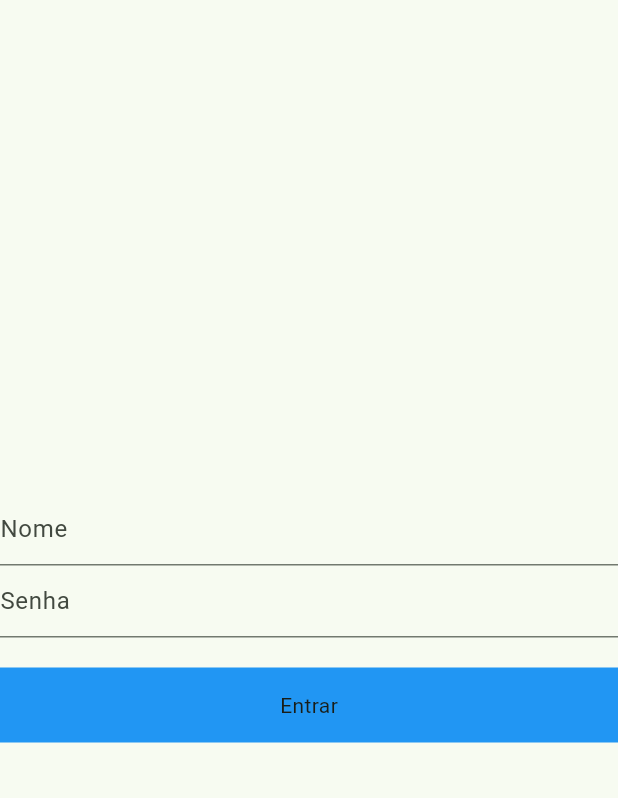
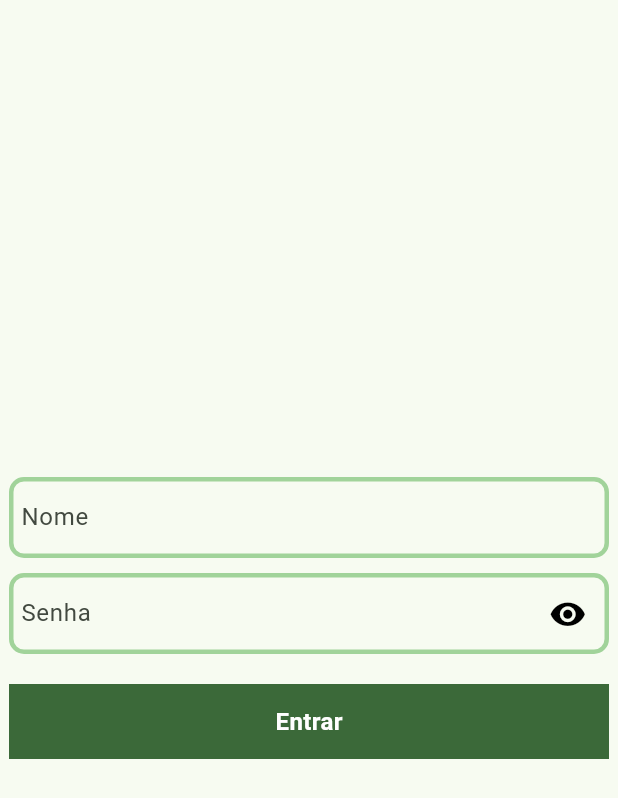
Before and after one commit to Flutters-Vilani/moeda_verde, a Flutter app: the screen it shows after launch, on a phone screen of 412 x 824 dp. Shown: the top 798 px of the screen. Run offline on Flutter 3.47's test engine with Material 3 defaults, Android fonts, the light colour scheme and no system bars; our stand-ins replace cloud_firestore, firebase_core; accounts and stored records are empty.

Commit message:
tela de home criada e componentizacao iniciada no projeto, tela de login funcionando

```diff
--- a/lib/views/login/login.dart
+++ b/lib/views/login/login.dart
@@ -1,6 +1,7 @@
 import 'package:cloud_firestore/cloud_firestore.dart';
 import 'package:flutter/material.dart';
 import 'package:moeda_verde/views/home/home.dart';
+import 'package:moeda_verde/views/utils/input.dart';
 
 class Login extends StatefulWidget {
   const Login({super.key});
@@ -24,19 +25,32 @@ class _LoginState extends State<Login> {
           .get();
 
       if (query.docs.isNotEmpty) {
-        // Usuário encontrado
-        print("Usuário autenticado: ${query.docs.first.data()}");
-
-        Navigator.of(context).push(MaterialPageRoute(builder: (ctx) => Home()));
+        Navigator.of(context)
+            .pushReplacement(MaterialPageRoute(builder: (ctx) => Home()));
         return true;
       } else {
-        // Nenhum usuário com esse nome e senha
-        print("Usuário não encontrado");
+        ScaffoldMessenger.of(context).showSnackBar(
+          const SnackBar(
+            content: Text(
+              "Usuário não encontrado. O nome ou senha estão errados!",
+              style: TextStyle(fontSize: 16, fontWeight: FontWeight.bold),
+            ),
+            backgroundColor: Colors.red,
+          ),
+        );
 
         return false;
       }
     } catch (e) {
-      print("Erro ao autenticar: $e");
+      ScaffoldMessenger.of(context).showSnackBar(
+        const SnackBar(
+          content: Text(
+            "Não foi possível fazer a autenticação. Verifique sua internet!",
+            style: TextStyle(fontSize: 16, fontWeight: FontWeight.bold),
+          ),
+          backgroundColor: Colors.red,
+        ),
+      );
       return false;
     }
   }
@@ -44,16 +58,24 @@ class _LoginState extends State<Login> {
   @override
   Widget build(BuildContext context) {
     return Scaffold(
-      body: Column(
+      body: Padding(
+        padding: EdgeInsets.all(6),
+        child: Column(
           mainAxisAlignment: MainAxisAlignment.center,
           children: [
-          TextField(
+            Input(
               controller: nome,
-            decoration: InputDecoration(hintText: 'Nome'),
+              hintText: 'Nome',
+              obscure: false,
             ),
-          TextField(
+            SizedBox(
+              height: 10,
+            ),
+            Input(
               controller: senha,
-            decoration: InputDecoration(hintText: 'Senha'),
+              hintText: 'Senha',
+              obscure: true,
+              tipoInput: "password",
             ),
             GestureDetector(
               onTap: () {
@@ -64,12 +86,22 @@ class _LoginState extends State<Login> {
                 margin: EdgeInsets.only(top: 20),
                 width: double.maxFinite,
                 height: 50,
-              decoration: BoxDecoration(color: Colors.blue),
-              child: Text("Entrar"),
+                decoration: BoxDecoration(
+                  color: Theme.of(context).colorScheme.primary,
+                ),
+                child: Text(
+                  "Entrar",
+                  style: TextStyle(
+                    color: Colors.white,
+                    fontWeight: FontWeight.bold,
+                    fontSize: 16,
+                  ),
+                ),
               ),
             )
           ],
         ),
+      ),
     );
   }
 }
--- /dev/null
+++ b/lib/views/utils/input.dart
@@ -0,0 +1,76 @@
+import 'package:flutter/material.dart';
+
+class Input extends StatefulWidget {
+  final TextEditingController controller;
+  final String hintText;
+  final bool obscure;
+  final String? tipoInput;
+  const Input({
+    required this.controller,
+    required this.hintText,
+    this.tipoInput,
+    required this.obscure,
+    super.key,
+  });
+
+  @override
+  State<Input> createState() => _InputState();
+}
+
+class _InputState extends State<Input> {
+  bool obscure = false;
+
+  @override
+  void initState() {
+    // TODO: implement initState
+    super.initState();
+
+    obscure = widget.obscure;
+  }
+
+  @override
+  Widget build(BuildContext context) {
+    return Stack(
+      children: [
+        Container(
+          decoration: BoxDecoration(
+            borderRadius: BorderRadius.all(
+              Radius.circular(10),
+            ),
+            border: Border.all(
+              width: 3,
+              color: Theme.of(context).colorScheme.inversePrimary,
+            ),
+          ),
+          child: TextField(
+            obscureText: obscure,
+            controller: widget.controller,
+            decoration: InputDecoration(
+              hintText: widget.hintText,
+              contentPadding: EdgeInsets.only(left: 5),
+              border: InputBorder.none,
+            ),
+          ),
+        ),
+        widget.tipoInput == "password"
+            ? Positioned(
+                right: 15,
+                top: 15,
+                child: GestureDetector(
+                  onTap: () {
+                    setState(() {
+                      obscure = !obscure;
+                    });
+                  },
+                  child: Icon(
+                    Icons.remove_red_eye,
+                    color: Colors.black,
+                    size: 25,
+                  ),
+                ),
+              )
+            : Container()
+      ],
+    );
+  }
+}
```
Also changed, not shown: lib/main.dart (+1 -12 lines), lib/views/home/home.dart (+43 -4 lines). Lines whose indentation alone changed are shown as unchanged.
